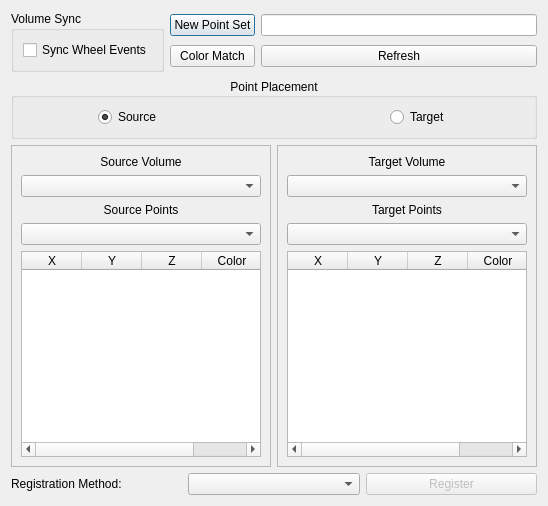
Qt form rtUI/landmarkRegistration.ui (pengwg/vurtigo) before a commit.
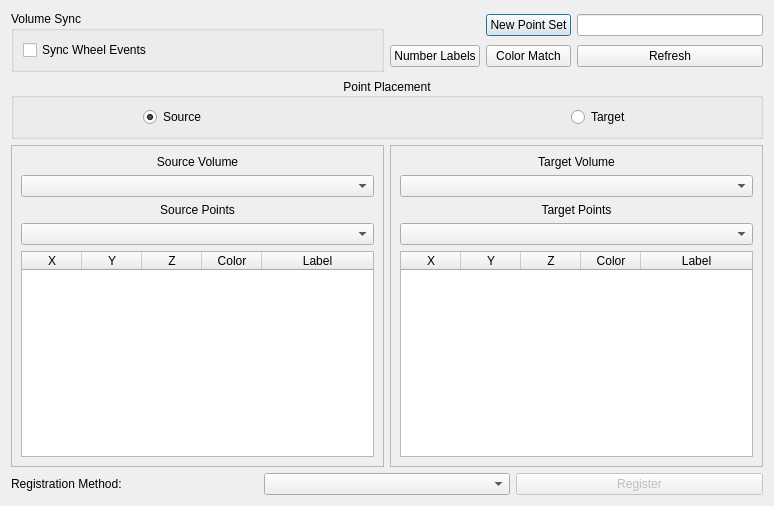
The same form after that commit.

Commit message:
Added custom labels to any 3D point that are rendered and always face the camera
Resolution:

Also added a number match button that simply sets the labels of the points to
their index.

Changing the label for one point will also make the change for the point in the
other object (source/target) if it exists

NOTE: changing the label in the registration dialog will also make the change
in the 3D point objects as well

BugID: 765
Reviewed by:

The edit to the form file:
```diff
--- a/rtUI/landmarkRegistration.ui
+++ b/rtUI/landmarkRegistration.ui
@@ -6,7 +6,7 @@
    <rect>
     <x>0</x>
     <y>0</y>
-    <width>548</width>
+    <width>774</width>
     <height>506</height>
    </rect>
   </property>
@@ -36,12 +36,25 @@
         </property>
        </widget>
       </item>
+      <item>
+       <spacer name="horizontalSpacer_6">
+        <property name="orientation">
+         <enum>Qt::Horizontal</enum>
+        </property>
+        <property name="sizeHint" stdset="0">
+         <size>
+          <width>40</width>
+          <height>20</height>
+         </size>
+        </property>
+       </spacer>
+      </item>
      </layout>
     </widget>
    </item>
    <item row="0" column="1">
     <layout class="QGridLayout" name="gridLayout_4">
-     <item row="0" column="0">
+     <item row="0" column="1">
       <widget class="QPushButton" name="newPointsButton">
        <property name="toolTip">
         <string>Press to create a new 3D Point Buffer Object</string>
@@ -51,10 +64,10 @@
        </property>
       </widget>
      </item>
-     <item row="0" column="1">
+     <item row="0" column="2">
       <widget class="QLineEdit" name="newPointsName"/>
      </item>
-     <item row="1" column="0">
+     <item row="1" column="1">
       <widget class="QPushButton" name="colorMatchButton">
        <property name="enabled">
         <bool>true</bool>
@@ -64,7 +77,7 @@
        </property>
       </widget>
      </item>
-     <item row="1" column="1">
+     <item row="1" column="2">
       <widget class="QPushButton" name="refreshButton">
        <property name="toolTip">
         <string>Refresh the Volume and 3D Point lists</string>
@@ -74,6 +87,13 @@
        </property>
       </widget>
      </item>
+     <item row="1" column="0">
+      <widget class="QPushButton" name="numLabels">
+       <property name="text">
+        <string>Number Labels</string>
+       </property>
+      </widget>
+     </item>
     </layout>
    </item>
    <item row="1" column="0" colspan="2">
@@ -255,6 +275,11 @@
               <string>Color</string>
              </property>
             </column>
+            <column>
+             <property name="text">
+              <string>Label</string>
+             </property>
+            </column>
            </widget>
           </item>
          </layout>
@@ -340,6 +365,11 @@
               <string>Color</string>
              </property>
             </column>
+            <column>
+             <property name="text">
+              <string>Label</string>
+             </property>
+            </column>
            </widget>
           </item>
          </layout>
```
The commit also changes 11 other files.
